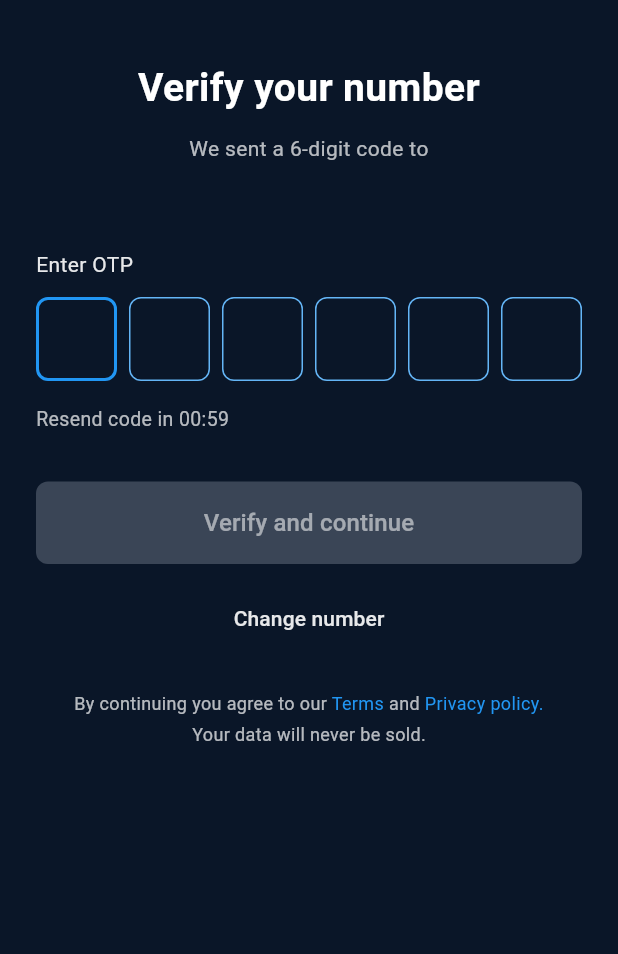
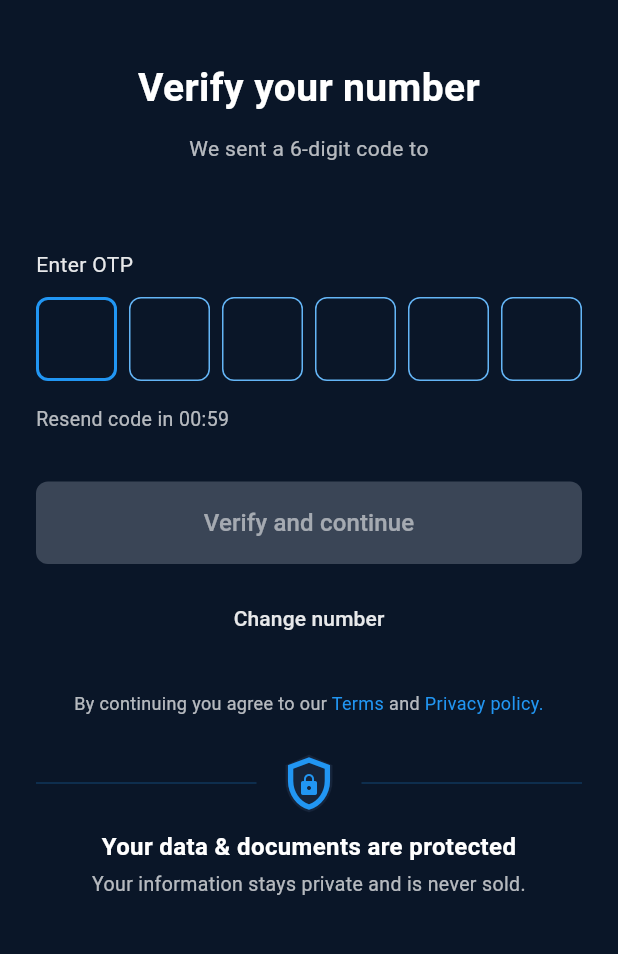
Before and after one commit to zhini-co-in/ZhiniApp, a Flutter app: the OtpScreen screen opened directly with empty values, on a phone screen of 412 x 824 dp, the part 258-1212 px from its top. Run offline on Flutter 3.47's test engine with Material 3 defaults, Android fonts, the phone set to English and light mode, and no system bars; our stand-ins replace camera, country_code_picker, device_info_plus, firebase_auth, firebase_core, firebase_crashlytics and 9 more; missing offline and left inert: country_flags, fuzzywuzzy, google_mlkit_text_recognition, in_app_update, tflite_flutter; accounts and stored records are empty; network calls fail.

Commit message:
09102026

```diff
--- a/lib/otp_screen.dart
+++ b/lib/otp_screen.dart
@@ -2,6 +2,7 @@ import 'dart:async';
 import 'dart:convert';
 import 'package:flutter/material.dart';
 import 'package:flutter/services.dart';
+import 'package:flutter/gestures.dart';
 import 'package:firebase_auth/firebase_auth.dart';
 import 'package:firebase_crashlytics/firebase_crashlytics.dart';
 import 'address_screen.dart';
@@ -13,7 +14,6 @@ import 'service_provider_dashboard.dart';
 import 'login_screen.dart';
 import 'services/log_service.dart';
 import 'services/api_client.dart';
-import 'package:flutter/gestures.dart';
 import 'webview_screen.dart';
 // Phase 3:
 // import 'services/push_service.dart';
@@ -22,7 +22,7 @@ class OtpScreen extends StatefulWidget {
   final String verificationId;
   final String phoneNumber;
   final bool isServiceProfessional;
-  final int? resendToken; // NEW: passed from login screen
+  final int? resendToken; // passed from login screen
 
   const OtpScreen({
     super.key,
@@ -57,8 +57,10 @@ class _OtpScreenState extends State<OtpScreen> {
   static const Color _secondaryText = Color(0xB3FFFFFF); // white @ 70%
   static const Color _labelText = Color(0xE6FFFFFF); // white @ 90%
   static const Color _errorColor = Color(0xFFFF5A5A);
+
   static const String _termsUrl = 'https://atom8itsolutions.com/Zhini/term';
-  static const String _privacyUrl = 'https://atom8itsolutions.com/Zhini/privacy';
+  static const String _privacyUrl =
+      'https://atom8itsolutions.com/Zhini/privacy';
 
   late final TapGestureRecognizer _termsTap;
   late final TapGestureRecognizer _privacyTap;
@@ -136,7 +138,7 @@ class _OtpScreenState extends State<OtpScreen> {
     }
   }
 
-  // "Paste" button — reads the clipboard and fills all 6 boxes.
+  // "Paste" helper — reads the clipboard and fills all 6 boxes.
   Future<void> _pasteFromClipboard() async {
     final data = await Clipboard.getData(Clipboard.kTextPlain);
     final digits = (data?.text ?? '').replaceAll(RegExp(r'\D'), '');
@@ -512,18 +514,17 @@ class _OtpScreenState extends State<OtpScreen> {
               controller: _otpController,
               focusNode: _otpFocus,
               enabled: !_isVerifying,
-    keyboardType: TextInputType.text,        // number -> text
+              keyboardType: TextInputType.text,
               autofillHints: const [AutofillHints.oneTimeCode],
               showCursor: false,
-    enableSuggestions: true,                 // false -> true
+              enableSuggestions: true,
               autocorrect: false,
-    // maxLength remove pannunga
               inputFormatters: [
-      OtpExtractFormatter(),                 // new
+                OtpExtractFormatter(),
                 FilteringTextInputFormatter.digitsOnly,
                 LengthLimitingTextInputFormatter(_otpLength),
               ],
-    style: const TextStyle(color: Colors.transparent, fontSize: 18), // 1 -> 18
+              style: const TextStyle(color: Colors.transparent, fontSize: 18),
               cursorColor: Colors.transparent,
               decoration: const InputDecoration(
                 counterText: '',
@@ -736,11 +737,61 @@ class _OtpScreenState extends State<OtpScreen> {
                 textAlign: TextAlign.center,
               ),
 
+              const SizedBox(height: 24),
+
+              // Divider + shield icon
+              Row(
+                children: [
+                  Expanded(
+                    child: Container(
+                      height: 1,
+                      color: Colors.blue.withOpacity(0.25),
+                    ),
+                  ),
+                  Padding(
+                    padding: const EdgeInsets.symmetric(horizontal: 14),
+                    child: Stack(
+                      alignment: Alignment.center,
+                      children: const [
+                        Icon(Icons.shield,
+                            color: Color(0xFF16243A), size: 42),
+                        Icon(Icons.shield_outlined,
+                            color: Colors.blue, size: 42),
+                        Padding(
+                          padding: EdgeInsets.only(top: 2),
+                          child:
+                              Icon(Icons.lock, color: Colors.blue, size: 16),
+                        ),
+                      ],
+                    ),
+                  ),
+                  Expanded(
+                    child: Container(
+                      height: 1,
+                      color: Colors.blue.withOpacity(0.25),
+                    ),
+                  ),
+                ],
+              ),
+
+              const SizedBox(height: 10),
+
+              const Text(
+                'Your data & documents are protected',
+                textAlign: TextAlign.center,
+                style: TextStyle(
+                  color: Colors.white,
+                  fontSize: 16,
+                  fontWeight: FontWeight.bold,
+                ),
+              ),
+
               const SizedBox(height: 4),
 
               const Text(
-                'Your data will never be sold.',
-                style: TextStyle(color: _secondaryText, fontSize: 12),
+                'Your information stays private and is never sold.',
+                textAlign: TextAlign.center,
+                style: TextStyle(color: _secondaryText, fontSize: 13),
               ),
 
               const SizedBox(height: 24),
@@ -751,6 +802,7 @@ class _OtpScreenState extends State<OtpScreen> {
     );
   }
 }
+
 class OtpExtractFormatter extends TextInputFormatter {
   @override
   TextEditingValue formatEditUpdate(
```
Also changed, not shown: lib/home_tab.dart (+55 -63 lines). Lines whose indentation alone changed are shown as unchanged.
